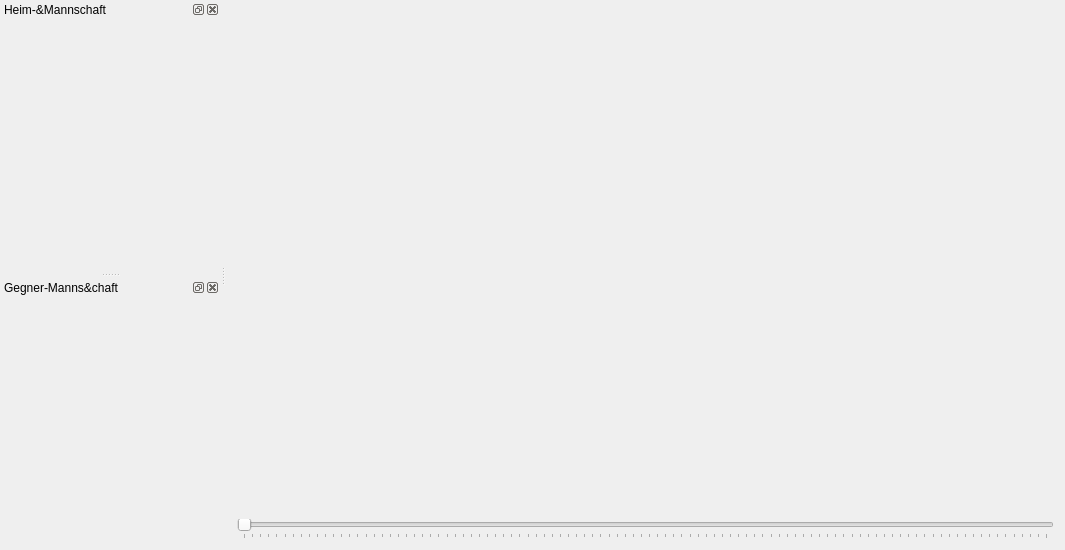
Above: ui/mainwindow.ui from haidlcarsten/GPSTrackingSoccer before the change. Below: the same form after it.
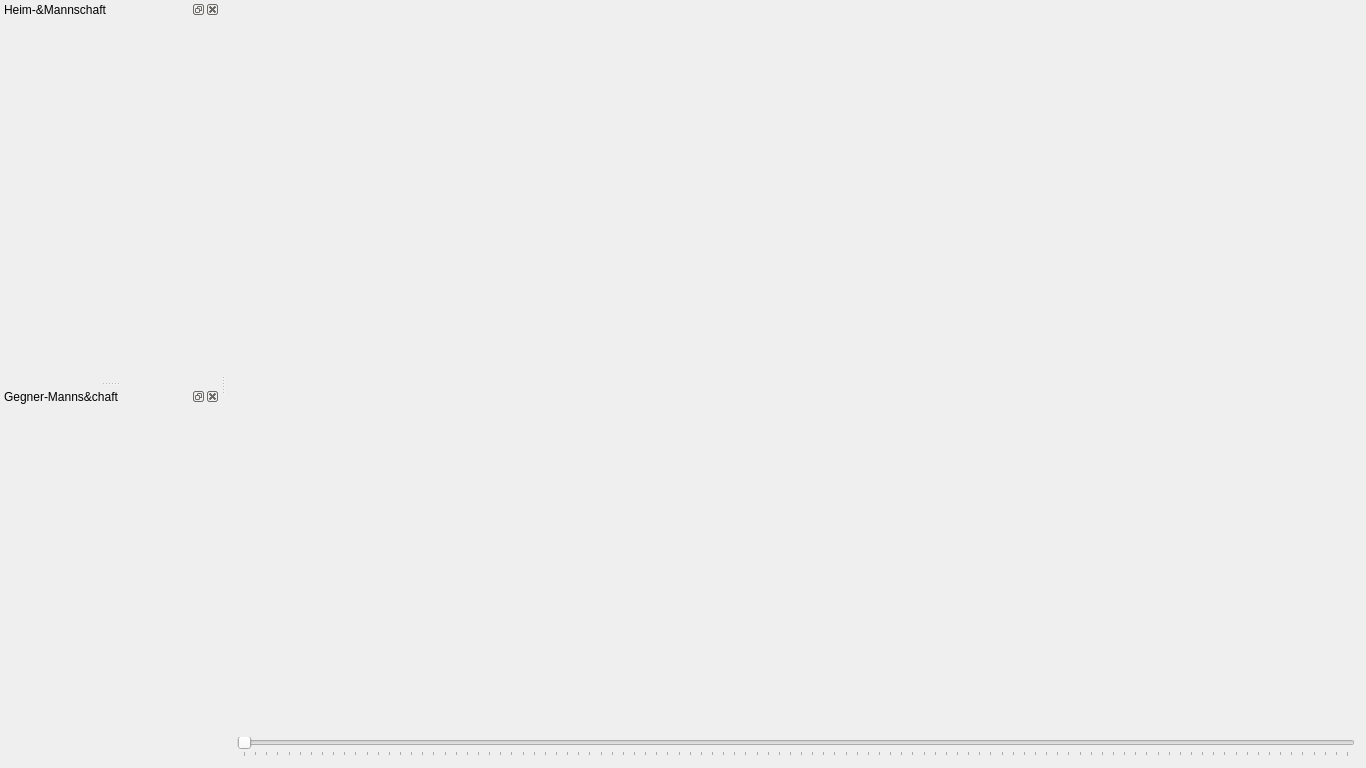
That is the form after the change. Custom widgets are drawn as their Qt base class.

The edit to the form file:
```diff
--- a/ui/mainwindow.ui
+++ b/ui/mainwindow.ui
@@ -6,8 +6,8 @@
    <rect>
     <x>0</x>
     <y>0</y>
-    <width>1065</width>
-    <height>550</height>
+    <width>1366</width>
+    <height>768</height>
    </rect>
   </property>
   <property name="sizePolicy">
@@ -46,7 +46,7 @@
     <item row="0" column="0">
      <widget class="ChartWidget" name="widget" native="true">
       <property name="sizePolicy">
-       <sizepolicy hsizetype="Maximum" vsizetype="Maximum">
+       <sizepolicy hsizetype="Preferred" vsizetype="Preferred">
         <horstretch>0</horstretch>
         <verstretch>0</verstretch>
        </sizepolicy>
```
Left out of the diff: 2 changed lines with no effect on the pictures.
